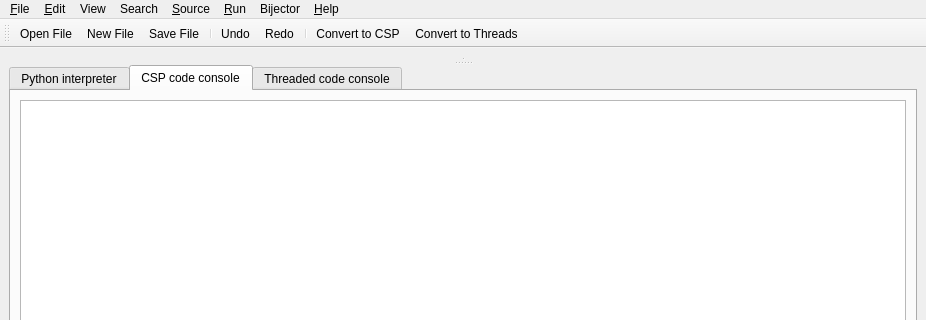
Old version of the form src/gui/bijector_main.ui in the repository snim2/pybijector; both pictures show x 0 to 926 and y 0 to 320 of the 926 by 600 pixel window.
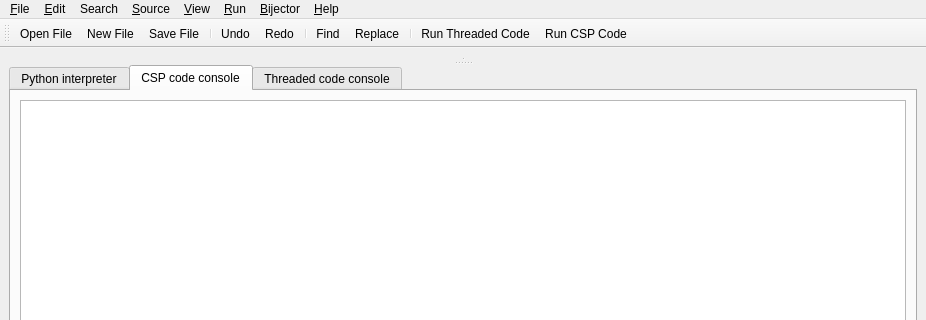
New version of the form. Custom widgets are drawn as their Qt base class.

Commit message: Added more toolbar icons, fixed bug in open_recent_file.

Diff of the .ui file:
```diff
--- a/src/gui/bijector_main.ui
+++ b/src/gui/bijector_main.ui
@@ -179,7 +179,7 @@
    </widget>
    <widget class="QMenu" name="menuBijector">
     <property name="title">
-     <string>Bijector</string>
+     <string>&amp;Bijector</string>
     </property>
     <addaction name="action_Convert_to_CSP_Bijector"/>
     <addaction name="action_Convert_to_Threads_Bijector"/>
@@ -213,7 +213,7 @@
    </widget>
    <widget class="QMenu" name="menuWindow">
     <property name="title">
-     <string>View</string>
+     <string>&amp;View</string>
     </property>
     <addaction name="action_Threaded_Code_Editor"/>
     <addaction name="action_Python_CSP_Code_Editor"/>
@@ -238,9 +238,9 @@
    </widget>
    <addaction name="menuFile"/>
    <addaction name="menu_Edit"/>
-   <addaction name="menuWindow"/>
    <addaction name="menuSearch"/>
    <addaction name="menuSource"/>
+   <addaction name="menuWindow"/>
    <addaction name="menu_Run"/>
    <addaction name="menuBijector"/>
    <addaction name="menu_Help"/>
@@ -263,8 +263,11 @@
    <addaction name="action_Undo_Edit"/>
    <addaction name="action_Redo_Edit"/>
    <addaction name="separator"/>
-   <addaction name="action_Convert_to_CSP_Bijector"/>
-   <addaction name="action_Convert_to_Threads_Bijector"/>
+   <addaction name="action_Find_Search"/>
+   <addaction name="action_Replace_Search"/>
+   <addaction name="separator"/>
+   <addaction name="action_Run_Threaded_Code_Run"/>
+   <addaction name="action_Run_CSP_Code_Run"/>
   </widget>
   <action name="action_Open_File">
    <property name="text">
```
Left out of the diff: 29 changed lines with no effect on the pictures. The commit also changes 2 other files.
